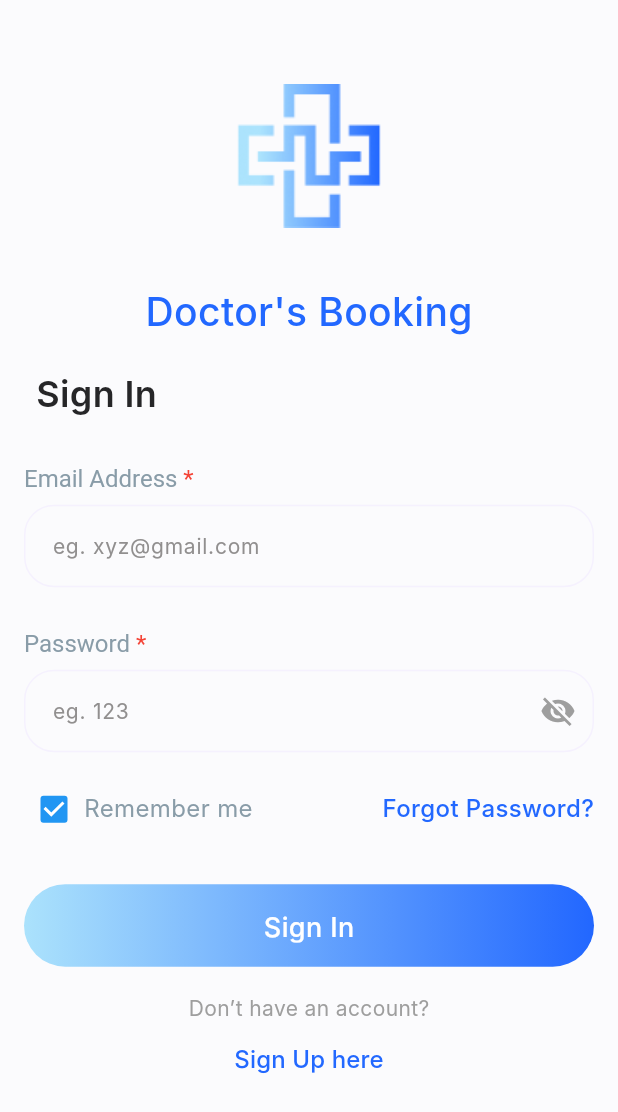
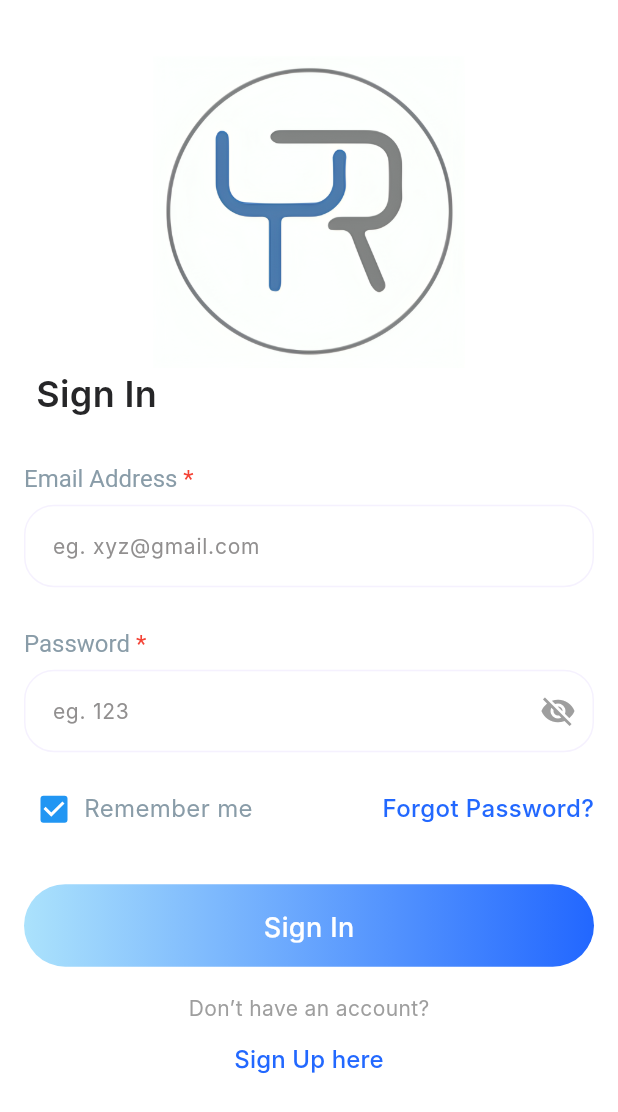
Before and after one commit to MustuBharmal/DocBookingApp, a Flutter app: the screen it shows after launch, after a tap on "Next", after a tap on "Skip", after a tap on "Sign In", on a phone screen of 412 x 824 dp. Shown: the top 1112 px of the screen. Run offline on Flutter 3.47's test engine with Material 3 defaults, Android fonts, the phone set to English and light mode, and no system bars; our stand-ins replace cached_network_image, dio, dotted_border, firebase_core, firebase_messaging, flutter_html and 13 more; missing offline and left inert: card_stack_widget, flutter_stripe; accounts and stored records are empty; generated files the repository leaves out were written again; network calls fail; Roboto replaces fonts that are missing (Inter); project files that could hold a hidden picture were left out.

Commit message:
logo and app name

```diff
--- a/lib/global/app_color.dart
+++ b/lib/global/app_color.dart
@@ -4,7 +4,7 @@ abstract class AppColors {
   static Color primary = Color(0xFF2268FF); //#2268FF
   static Color secondary = const Color(0xff262628); //#262628
   static Color transparent = const Color(0x00FFFFFF); //#FFFFFF
-  static Color scaffoldBGColor = const Color(0xffFBFBFD); //#FBFBFD
+  static Color scaffoldBGColor = const Color(0xff000000); //#FBFBFD
   static Color black = const Color(0xff262628); //#262628
   static Color white = const Color(0xffFFFFFF); //#FFFFFF
   static Color textFieldBackground = const Color(0xffE5E5E5); //#E5E5E5
--- a/lib/global/constant_string.dart
+++ b/lib/global/constant_string.dart
@@ -23,7 +23,7 @@ class ConstantString {
       'Enter email address to receive a 4 \ndigit code for verification';
   static const emailAddress = 'Email Address';
   static const continueLabel = 'Continue';
-  static const doctorBooking = "Doctor's Booking";
+  static const appName = 'Youth';
   static const signIn = 'Sign In';
   static const signUp = 'Sign Up';
   static const password = 'Password';
--- a/lib/global/theme.dart
+++ b/lib/global/theme.dart
@@ -3,9 +3,13 @@ import 'package:flutter/material.dart';
 
 abstract class AppThemes {
   static final ThemeData lightTheme = ThemeData(
-      brightness: Brightness.light,
-      fontFamily: 'Inter',
-      useMaterial3: true,
-      scaffoldBackgroundColor: AppColors.scaffoldBGColor,
-      appBarTheme: AppBarTheme(scrolledUnderElevation: 0, backgroundColor: AppColors.transparent));
+    brightness: Brightness.light,
+    fontFamily: 'Inter',
+    useMaterial3: true,
+    scaffoldBackgroundColor: AppColors.white,
+    appBarTheme: AppBarTheme(
+      scrolledUnderElevation: 0,
+      backgroundColor: AppColors.transparent,
+    ),
+  );
 }
--- a/lib/main.dart
+++ b/lib/main.dart
@@ -1,3 +1,4 @@
+import 'package:doc_booking_app/global/constant_string.dart';
 import 'package:doc_booking_app/global/theme.dart';
 import 'package:doc_booking_app/presentations/authentication/binding/auth_binding.dart';
 import 'package:doc_booking_app/routes/app_routes.dart';
@@ -23,7 +24,7 @@ class MyApp extends StatelessWidget {
   @override
   Widget build(BuildContext context) {
     return GetMaterialApp(
-      title: 'Doctor Booking App',
+      title: ConstantString.appName,
       debugShowCheckedModeBanner: false,
       initialBinding: AuthBinding(),
       getPages: AppRoutes.pages,
--- a/lib/presentations/authentication/views/login_screen.dart
+++ b/lib/presentations/authentication/views/login_screen.dart
@@ -35,15 +35,7 @@ class LoginScreen extends GetView<AuthController> {
                   child: Column(
                     mainAxisAlignment: MainAxisAlignment.spaceAround,
                     children: [
-                      Image.asset(AppImage.appLogo),
-                      Text(
-                        ConstantString.doctorBooking,
-                        style: TextStyle(
-                          color: Color(0xFF2268FF),
-                          fontSize: 26,
-                          fontWeight: FontWeight.w500,
-                        ),
-                      )
+                      Expanded(flex: 4, child: Image.asset(AppImage.appLogo)),
                     ],
                   ),
                 ),
--- a/lib/presentations/authentication/views/login_welcome_screen.dart
+++ b/lib/presentations/authentication/views/login_welcome_screen.dart
@@ -4,6 +4,7 @@ import 'package:doc_booking_app/global/images.dart';
 import 'package:doc_booking_app/presentations/authentication/controller/authentication_controller.dart';
 import 'package:doc_booking_app/presentations/authentication/views/login_screen.dart';
 import 'package:doc_booking_app/presentations/authentication/views/signup_screen.dart';
+import 'package:doc_booking_app/util/log_utils.dart';
 import 'package:doc_booking_app/widgets/blue_button.dart';
 import 'package:doc_booking_app/widgets/custom_outlined_button.dart';
 import 'package:flutter/material.dart';
@@ -16,6 +17,7 @@ class LoginWelcomeScreen extends GetView<AuthController> {
 
   @override
   Widget build(BuildContext context) {
+    LogUtil.debug(Get.height * 0.15);
     return Scaffold(
       backgroundColor: AppColors.white,
       body: Padding(
@@ -39,14 +41,14 @@ class LoginWelcomeScreen extends GetView<AuthController> {
                       ),
                     ),
                     SizedBox(
-                      height: Get.height * 0.1,
+                      height: Get.height * 0.05,
                     ),
-                    Image.asset(AppImage.appLogo),
+                    Image.asset(AppImage.appLogo, width: Get.width * .8,),
                     SizedBox(
                       height: Get.height * 0.05,
                     ),
                     Text(
-                      ConstantString.doctorBooking,
+                      ConstantString.appName,
                       style: TextStyle(
                         color: AppColors.primary,
                         fontSize: 26,
--- a/lib/presentations/splash_screens/view/splash_screen.dart
+++ b/lib/presentations/splash_screens/view/splash_screen.dart
@@ -40,6 +40,7 @@ class _SplashScreenState extends State<SplashScreen> {
   @override
   Widget build(BuildContext context) {
     return Scaffold(
+      backgroundColor: AppColors.white,
       body: SizedBox(
         height: Get.height,
         child: Center(
@@ -47,12 +48,15 @@ class _SplashScreenState extends State<SplashScreen> {
             mainAxisSize: MainAxisSize.min,
             crossAxisAlignment: CrossAxisAlignment.center,
             children: [
-              Image.asset(AppImage.appLogo),
+              Image.asset(
+                AppImage.appLogo,
+                width: Get.width * .8,
+              ),
               SizedBox(
                 height: Get.height * 0.065,
               ),
               Text(
-                ConstantString.doctorBooking,
+                ConstantString.appName,
                 style: TextStyle(
                   color: AppColors.primary,
                   fontSize: 26,
```
Also changed, not shown: assets/logos/company_logo.png, 31 other files.
